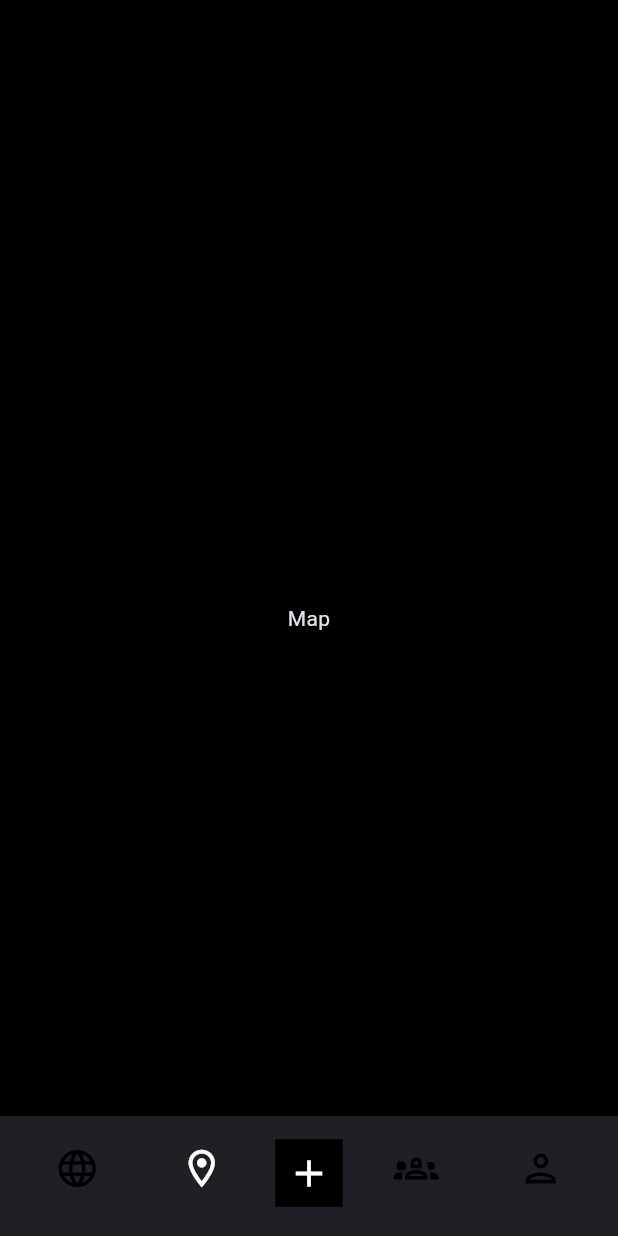
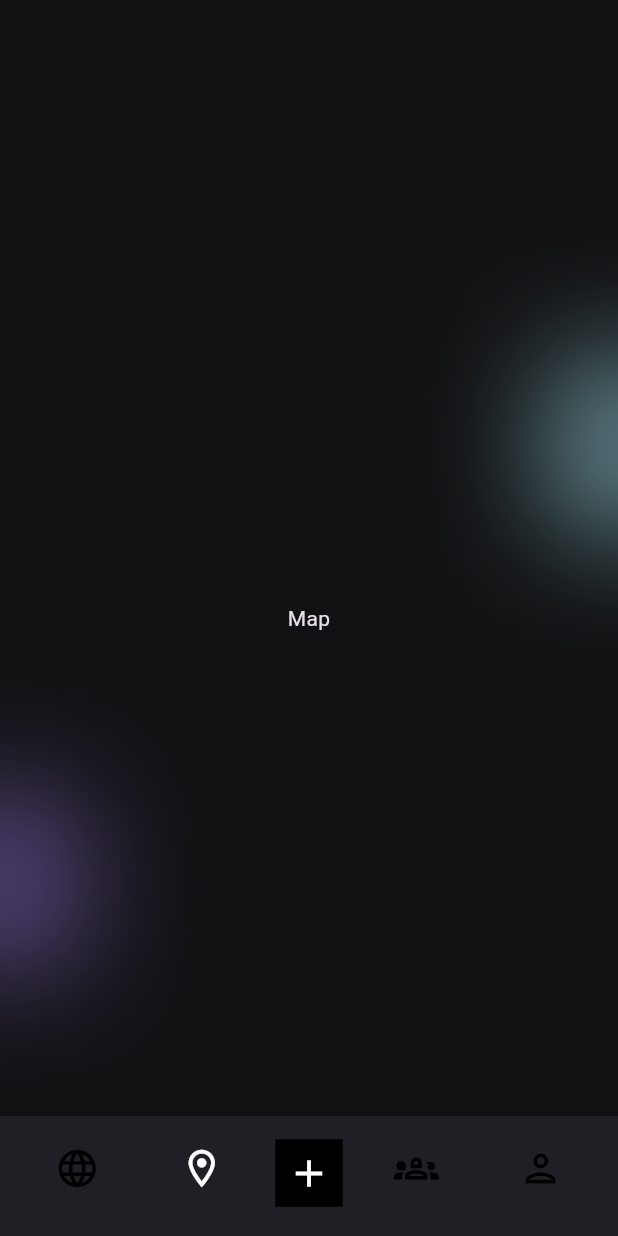
Before and after one commit to leo8/cfq_dev, a Flutter app: the screen it shows once a user with an empty profile is signed in, item 2 of the bottom bar chosen, on a phone screen of 412 x 824 dp. Run offline on Flutter 3.47's test engine with Material 3 defaults, Android fonts, the phone set to English and light mode, and no system bars; our stand-ins replace cloud_firestore, firebase_auth, firebase_core, firebase_storage, image_picker, logger and 1 more; accounts and stored records are empty; network calls fail.

Commit message:
Working on implementation of background

```diff
--- /dev/null
+++ b/lib/background.dart
@@ -0,0 +1,20 @@
+import 'package:flutter/material.dart';
+
+class Background extends StatelessWidget {
+  final Widget child;
+
+  const Background({required this.child, Key? key}) : super(key: key);
+
+  @override
+  Widget build(BuildContext context) {
+    return Container(
+      decoration: const BoxDecoration(
+        image: DecorationImage(
+          image: AssetImage('assets/disco_background.png'),
+          fit: BoxFit.cover,
+        ),
+      ),
+      child: child,
+    );
+  }
+}
--- a/lib/main.dart
+++ b/lib/main.dart
@@ -1,3 +1,4 @@
+import 'package:cfq_dev/background.dart';
 import 'package:cfq_dev/providers/user_provider.dart'; // User provider for state management
 import 'package:cfq_dev/responsive/mobile_screen_layout.dart'; // Mobile layout
 import 'package:cfq_dev/responsive/repsonsive_layout_screen.dart'; // Responsive layout
@@ -48,9 +49,10 @@ class MyApp extends StatelessWidget {
         title: 'cfq_dev', // App title
         theme: ThemeData.dark().copyWith(
           scaffoldBackgroundColor:
-              CustomColor.mobileBackgroundColor, // Set the background color
+              CustomColor.transparent, // Set the background color
         ),
-        home: StreamBuilder(
+        home: Background(
+          child: StreamBuilder(
             stream: FirebaseAuth.instance
                 .authStateChanges(), // Listen for authentication state changes
             builder: (context, snapshot) {
@@ -78,6 +80,7 @@ class MyApp extends StatelessWidget {
             },
           ),
         ),
+      ),
     );
   }
 }
--- a/lib/screens/login_screen.dart
+++ b/lib/screens/login_screen.dart
@@ -83,7 +83,7 @@ class _LoginScreenState extends State<LoginScreen> {
           Image.asset(
             'assets/logo_white.png',
             height: 250,
-            color: CustomColor.deepPurpleAccent,
+            color: CustomColor.white,
           ),
           const SizedBox(height: 64),
           // Login form that includes email and password fields
```
Also changed, not shown: lib/templates/auth_template.dart (+0 -10 lines). Lines whose indentation alone changed are shown as unchanged.
